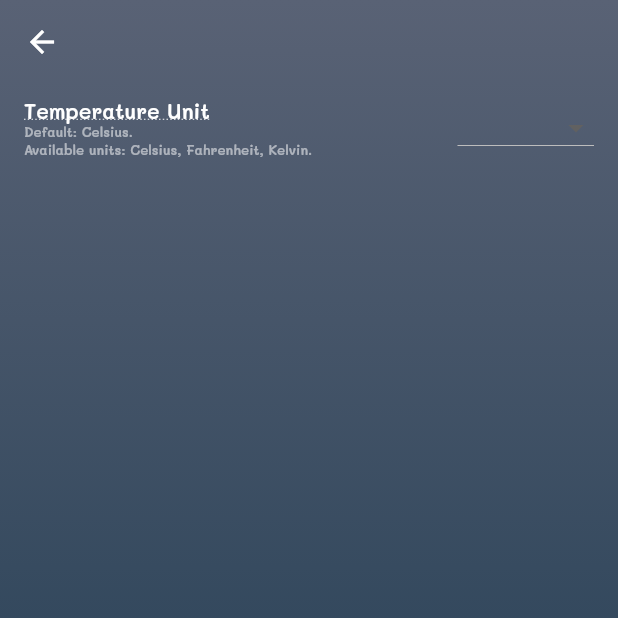
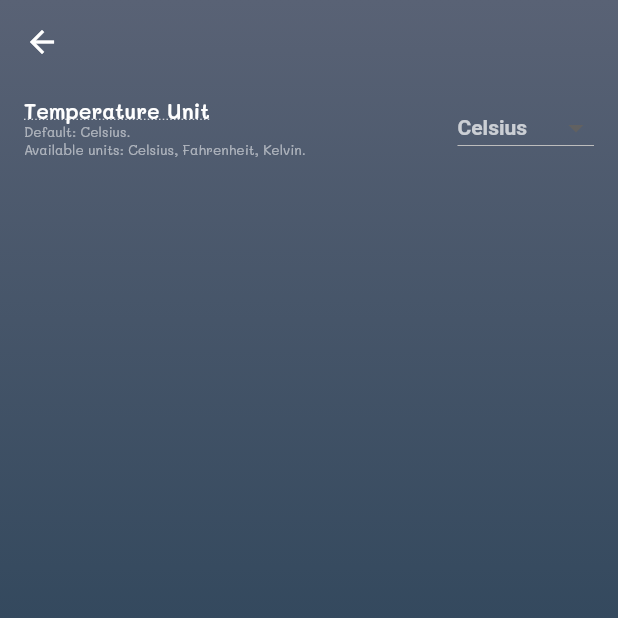
Before and after one commit to Xelvoz/weatheria, a Flutter app: the screen it shows after launch, after a tap on the "settings" icon, on a phone screen of 412 x 824 dp, the top half of it. Run offline on Flutter 3.47's test engine with Material 2 defaults, Android fonts, the phone set to English and light mode, and no system bars; our stand-ins replace equatable, flutter_redux, redux; missing offline and left inert: gps, redux_logging.

Commit message:
Fixed DropdownButton not being tappable. Fixed an issue with unit conversion & handling. Units are now handled in the AppState

```diff
--- a/lib/models/weather.dart
+++ b/lib/models/weather.dart
@@ -123,7 +123,6 @@ class Temperature {
   final double temp;
   final double minTemp;
   final double maxTemp;
-  Units unit = Units.Celsius;
 
   Temperature({this.temp, this.minTemp, this.maxTemp});
 
@@ -131,21 +130,8 @@ class Temperature {
   int get minTemperatureInCelsius => (minTemp - 273.15).round();
   int get maxTemperatureInCelsius => (maxTemp - 273.15).round();
 
-  int get temperatureInFahrenheit => (temp - 273.15).round();
-  int get minTemperatureInFahrenheit => (minTemp - 273.15).round();
-  int get maxTemperatureInFahrenheit => (maxTemp - 273.15).round();
+  int get temperatureInFahrenheit => ((temp - 273.15) * (9/5) + 32).round();
+  int get minTemperatureInFahrenheit => ((minTemp - 273.15) * (9/5) + 32).round();
+  int get maxTemperatureInFahrenheit => ((maxTemp - 273.15) * (9/5) + 32).round();
 
-  @override
-  String toString() {
-    switch (unit) {
-      case Units.Celsius:
-        return "$temperatureInCelsius°C";
-      case Units.Fahrenheit:
-        return "$temp°K";
-      case Units.Kelvin:
-        return "$temperatureInFahrenheit°F";
-      default:
-        return "$temperatureInCelsius°C";
-    }
-  }
 }
--- a/lib/redux/appstate.dart
+++ b/lib/redux/appstate.dart
@@ -9,23 +9,27 @@ class AppState extends Equatable {
   final SCREENS currentScreen;
   final Weather weatherState;
   final Status status;
+  final Units unit;
 
   AppState(
       {this.currentScreen,
       this.weatherState,
-      this.status})
-      : super([currentScreen, weatherState, status]);
+      this.status,
+      this.unit})
+      : super([currentScreen, weatherState, status, unit]);
 
   factory AppState.initialState() => AppState(
       currentScreen: SCREENS.HOME,
       weatherState: null,
-      status: Status.IDLE);
+      status: Status.IDLE,
+      unit: Units.Celsius);
 
-  AppState copyWith({currentScreen, weatherState, status}) {
+  AppState copyWith({currentScreen, weatherState, status, unit}) {
     return AppState(
         currentScreen: currentScreen ?? this.currentScreen,
         weatherState: weatherState ?? this.weatherState,
-        status: status ?? this.status);
+        status: status ?? this.status,
+        unit: unit ?? this.unit);
   }
 
   Color colorBegin() => (weatherState == null)
@@ -42,6 +46,19 @@ class AppState extends Equatable {
           ? Color(0xFF596275)
           : Color(0xFF6a89cc);
 
+  String temperatureWithUnits({Temperature temperature}) {
+    switch (unit) {
+      case Units.Celsius:
+        return "${temperature.temperatureInCelsius}°C";
+      case Units.Kelvin:
+        return "${temperature.temp.round()}°K";
+      case Units.Fahrenheit:
+        return "${temperature.temperatureInFahrenheit}°F";
+      default:
+        return "${temperature.temperatureInCelsius}°C";
+    }
+  }
+
   @override
   String toString() {
     return "Weather: $weatherState, Status: ${status.toString()}";
--- a/lib/redux/reducers/weather_reducers.dart
+++ b/lib/redux/reducers/weather_reducers.dart
@@ -4,8 +4,7 @@ import 'package:weatheria/redux/appstate.dart';
 AppState appStateReducer(AppState state, dynamic action) {
 
   if (action is ChangeUnit) {
-    AppState newState = state.copyWith();
-    newState.weatherState.temperature.unit = action.unit;
+    AppState newState = state.copyWith(unit: action.unit);
     return newState;
   }
 
--- a/lib/screens/weatheria_home.dart
+++ b/lib/screens/weatheria_home.dart
@@ -47,15 +47,19 @@ class _WeatheriaHomeState extends State<WeatheriaHome> {
       } else {
         return Center(
           child: Column(
-            mainAxisAlignment: MainAxisAlignment.spaceEvenly,
+            mainAxisAlignment: MainAxisAlignment.start,
             children: <Widget>[
               _displayCityAndCountryName(state),
               _displayCityDateAndTime(state),
+              Expanded(child: Container(),),
               _displayGeneralTemperatureWithIcon(
+                  state: state,
                   temperature: state.weatherState.temperature,
                   icon: state.weatherState.weatherIcon()),
               // _horizontalDivider(context),
+              Expanded(child: Container(),),
               _displaySunsetAndSunrise(state),
+              Expanded(child: Container(),),
             ],
           ),
         );
@@ -106,12 +110,11 @@ class _WeatheriaHomeState extends State<WeatheriaHome> {
             "Please choose a city above.",
             textAlign: TextAlign.center,
             style: TextStyle(
-                color: Colors.white,
-                fontSize: 20,
-                decorationStyle: TextDecorationStyle.dotted,
-                decoration: TextDecoration.combine([
-                  TextDecoration.overline,
-                ])),
+              color: Colors.white,
+              fontSize: 20,
+              decorationStyle: TextDecorationStyle.dotted,
+              decoration: TextDecoration.overline,
+            ),
           )
         ],
       ),
@@ -183,12 +186,12 @@ class _WeatheriaHomeState extends State<WeatheriaHome> {
   }
 
   Widget _displayGeneralTemperatureWithIcon(
-      {Temperature temperature, IconData icon}) {
+      {AppState state, Temperature temperature, IconData icon}) {
     return Row(
       mainAxisAlignment: MainAxisAlignment.spaceEvenly,
       children: <Widget>[
         Text(
-          "$temperature",
+          "${state.temperatureWithUnits(temperature: temperature)}",
           textAlign: TextAlign.center,
           style: TextStyle(fontSize: 60, color: Colors.white70),
         ),
--- a/lib/screens/weatheria_main.dart
+++ b/lib/screens/weatheria_main.dart
@@ -27,7 +27,11 @@ class _WeatheriaMainState extends State<WeatheriaMain> {
       body: Stack(
         children: <Widget>[
           WeatheriaHome(),
-          AppBar(
+          Positioned(
+            top: 0,
+            left: 0,
+            right: 0,
+            child: AppBar(
               backgroundColor: Colors.transparent,
               elevation: 0,
               actions: <Widget>[
@@ -36,6 +40,7 @@ class _WeatheriaMainState extends State<WeatheriaMain> {
                 _settingsButton(store, context)
               ],
               title: _searchInput(store),
+            ),
           ),
         ],
       ),
--- a/lib/screens/weatheria_settings.dart
+++ b/lib/screens/weatheria_settings.dart
@@ -23,7 +23,7 @@ class _WeatheriaSettingsState extends State<WeatheriaSettings> {
   @override
   void initState() {
     super.initState();
-    unit = store.state.weatherState?.temperature?.unit;
+    unit = store.state.unit;
   }
 
   @override
@@ -32,10 +32,15 @@ class _WeatheriaSettingsState extends State<WeatheriaSettings> {
       body: Stack(
         children: <Widget>[
           _displaySettings(store: store),
-          AppBar(
+          Positioned(
+            top: 0,
+            left: 0,
+            right: 0,
+            child: AppBar(
               leading: _backButton(context),
               backgroundColor: Colors.transparent,
               elevation: 0,
+            ),
           ),
         ],
       ),
@@ -100,12 +105,15 @@ class _WeatheriaSettingsState extends State<WeatheriaSettings> {
       ),
       subtitle: Text(
         "Default: Celsius.\nAvailable units: Celsius, Fahrenheit, Kelvin.",
+        style: TextStyle(fontSize: 9, color: Colors.white54),
+      ),
+      trailing: new Theme(
+        data: Theme.of(context).copyWith(
+          canvasColor: Colors.blueGrey,
+        ),
+        child: DropdownButton(
           style: TextStyle(
-            fontSize: 9, fontWeight: FontWeight.w700, color: Colors.white54),
-      ),
-      trailing: DropdownButton(
-        style: TextStyle(
-            fontSize: 14, fontWeight: FontWeight.w700, color: Colors.white54),
+              fontSize: 14, fontWeight: FontWeight.w700, color: Colors.white70),
           isDense: true,
           value: unit,
           onChanged: (value) {
@@ -114,20 +122,19 @@ class _WeatheriaSettingsState extends State<WeatheriaSettings> {
               unit = value;
             });
           },
-        items: <DropdownMenuItem>[
-          DropdownMenuItem(
-            value: Units.Celsius,
-            child: Text("Celsius"),
+          items: Units.values
+              .map(
+                (u) => DropdownMenuItem(
+                      value: u,
+                      child: Text(
+                        u.toString().split(".")[1],
+                        textAlign: TextAlign.center,
+                        style: TextStyle(color: Colors.white70),
                       ),
-          DropdownMenuItem(
-            value: Units.Fahrenheit,
-            child: Text("Fahrenheit"),
                     ),
-          DropdownMenuItem(
-            value: Units.Kelvin,
-            child: Text("Kelvin"),
+              )
+              .toList(),
         ),
-        ],
       ),
     );
   }
```
Lines whose indentation alone changed are shown as unchanged.
